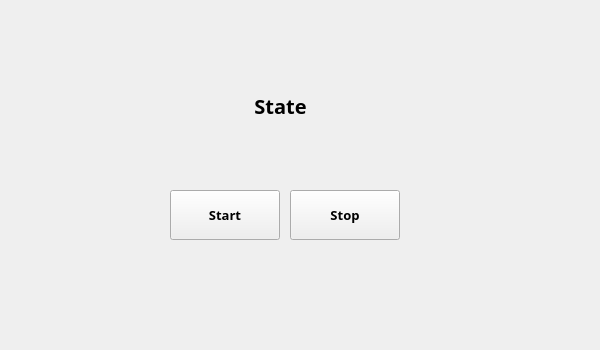
The window that day06/TestApp.ui (2020864003/Basic-Python-2024) describes before a commit, drawn with Qt 5.
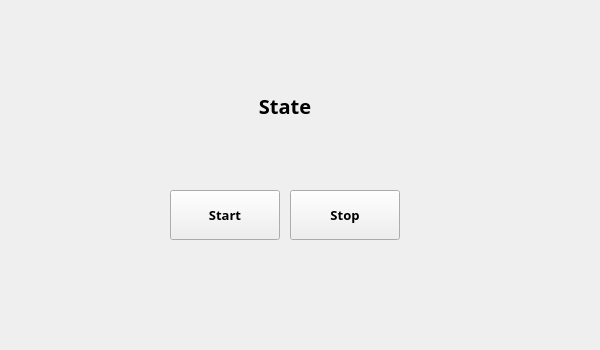
The same window after the commit.

The edit to the form file:
```diff
--- a/day06/TestApp.ui
+++ b/day06/TestApp.ui
@@ -22,9 +22,9 @@
   <widget class="QLabel" name="lblstatus">
    <property name="geometry">
     <rect>
-     <x>210</x>
+     <x>170</x>
      <y>70</y>
-     <width>141</width>
+     <width>230</width>
      <height>71</height>
     </rect>
    </property>
```
